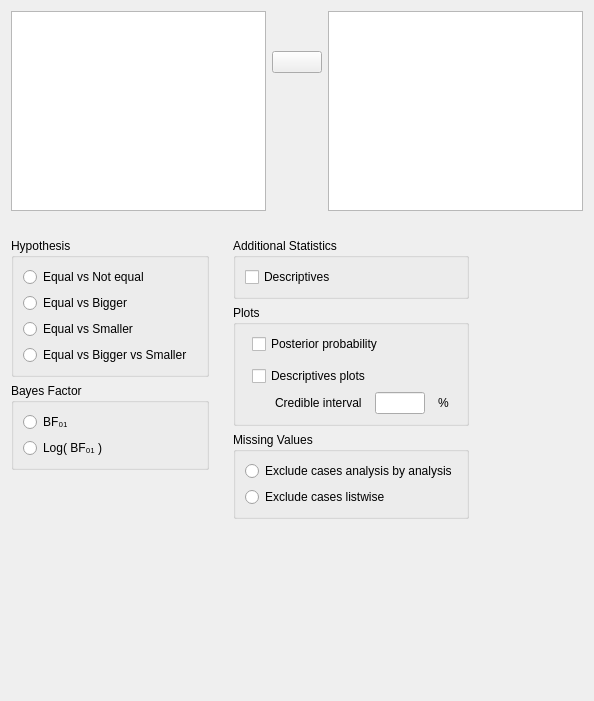
Qt form JASP-Desktop/analysisforms/Bain/bainttestbayesianpairedsamplesform.ui (koenderks/Jasp-desktop) before a commit.
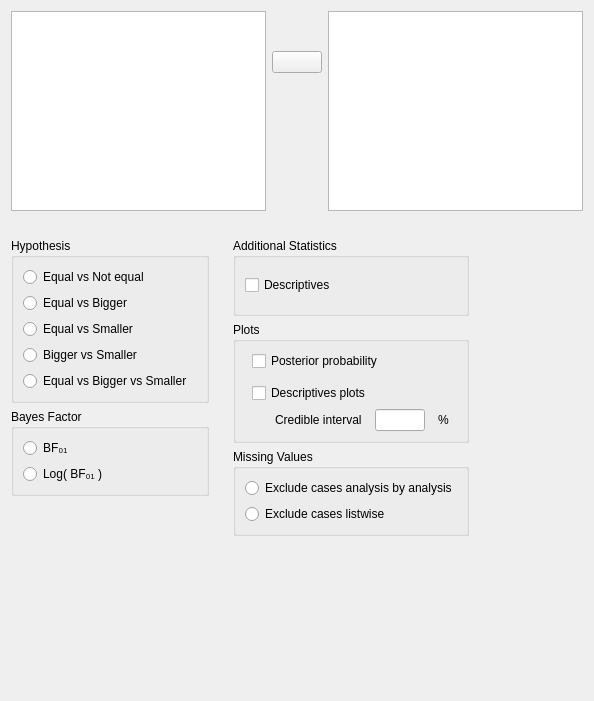
The same form after that commit. Custom widgets are drawn as their Qt base class.

Commit message: added bigger vs smaller to t-tests

Diff of the .ui file:
```diff
--- a/JASP-Desktop/analysisforms/Bain/bainttestbayesianpairedsamplesform.ui
+++ b/JASP-Desktop/analysisforms/Bain/bainttestbayesianpairedsamplesform.ui
@@ -107,6 +107,13 @@
               </property>
              </widget>
             </item>
+            <item row="4" column="0">
+             <widget class="QRadioButton" name="_5allTypes">
+              <property name="text">
+               <string>Equal vs Bigger vs Smaller</string>
+              </property>
+             </widget>
+            </item>
             <item row="1" column="0">
              <widget class="QRadioButton" name="_2oneTailedGreaterThan">
               <property name="sizePolicy">
@@ -136,7 +143,7 @@
             <item row="3" column="0">
              <widget class="QRadioButton" name="allTypes">
               <property name="text">
-               <string>Equal vs Bigger vs Smaller</string>
+               <string>Bigger vs Smaller</string>
               </property>
              </widget>
             </item>
```
Left out of the diff: 2 changed lines with no effect on the pictures. The commit also changes 8 other files.
